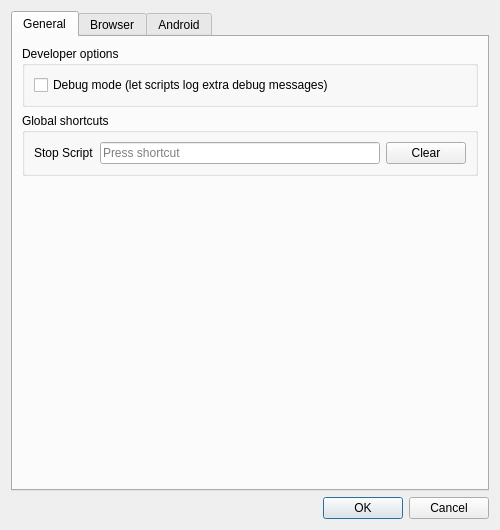
Old version of the form botfather/gui/settingsdialog/settings_dialog.ui in the repository botfatherio/botfather.
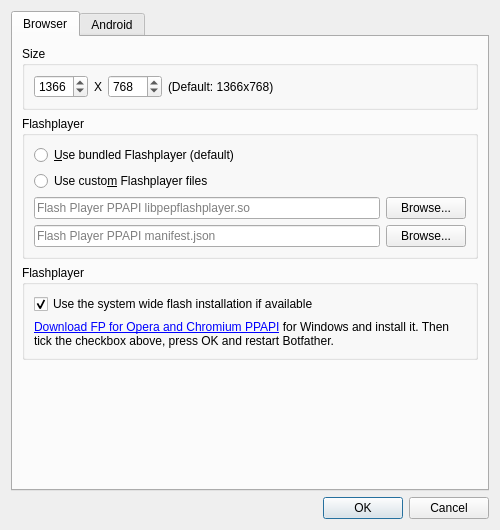
New version of the form. Icons and pictures are not drawn.

Commit message: Remove debug mode and global shortcut from settingsdialog

Diff of the .ui file:
```diff
--- a/botfather/gui/settingsdialog/settings_dialog.ui
+++ b/botfather/gui/settingsdialog/settings_dialog.ui
@@ -23,68 +23,6 @@
      <property name="currentIndex">
       <number>0</number>
      </property>
-     <widget class="QWidget" name="tab_3">
-      <attribute name="title">
-       <string>General</string>
-      </attribute>
-      <layout class="QVBoxLayout" name="verticalLayout_8">
-       <item>
-        <widget class="QGroupBox" name="groupBox_4">
-         <property name="title">
-          <string>Developer options</string>
-         </property>
-         <layout class="QVBoxLayout" name="verticalLayout_9">
-          <item>
-           <widget class="QCheckBox" name="devmode">
-            <property name="text">
-             <string>Debug mode (let scripts log extra debug messages)</string>
-            </property>
-           </widget>
-          </item>
-         </layout>
-        </widget>
-       </item>
-       <item>
-        <widget class="QGroupBox" name="groupBox">
-         <property name="title">
-          <string>Global shortcuts</string>
-         </property>
-         <layout class="QGridLayout" name="gridLayout">
-          <item row="0" column="0">
-           <widget class="QLabel" name="label_6">
-            <property name="text">
-             <string>Stop Script</string>
-            </property>
-           </widget>
-          </item>
-          <item row="0" column="1">
-           <widget class="QKeySequenceEdit" name="stop_shortcut"/>
-          </item>
-          <item row="0" column="2">
-           <widget class="QPushButton" name="clear_stop_shortcut">
-            <property name="text">
-             <string>Clear</string>
-            </property>
-           </widget>
-          </item>
-         </layout>
-        </widget>
-       </item>
-       <item>
-        <spacer name="verticalSpacer_4">
-         <property name="orientation">
-          <enum>Qt::Vertical</enum>
-         </property>
-         <property name="sizeHint" stdset="0">
-          <size>
-           <width>20</width>
-           <height>40</height>
-          </size>
-         </property>
-        </spacer>
-       </item>
-      </layout>
-     </widget>
      <widget class="QWidget" name="tab">
       <attribute name="title">
        <string>Browser</string>
```
Left out of the diff: 19 changed lines with no effect on the pictures. The commit also changes 1 other file.
